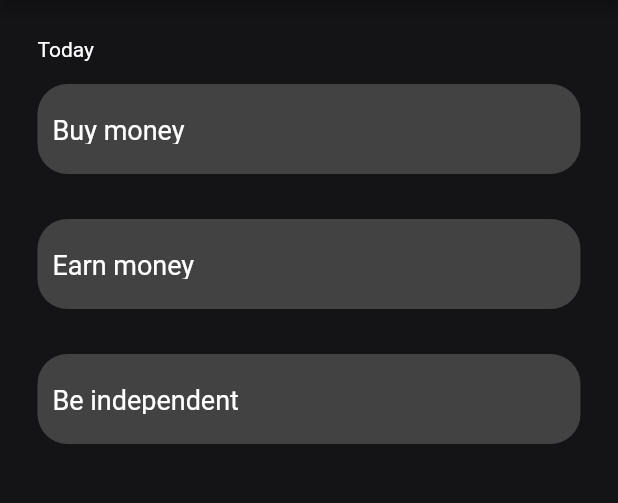
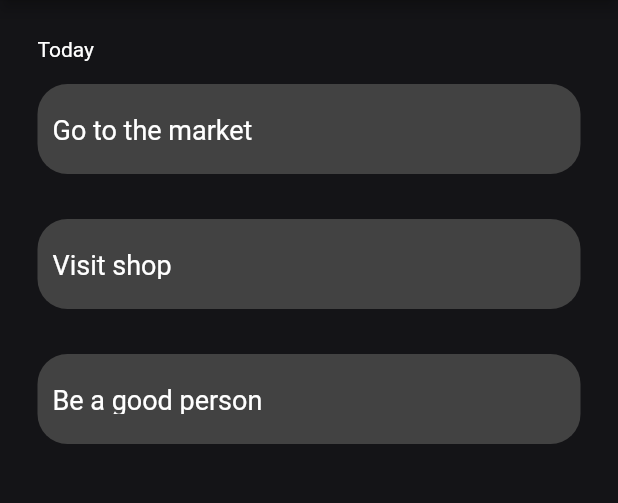
Before and after one commit to iluv27/to_do, a Flutter app: the screen it shows after launch, on a phone screen of 412 x 824 dp, the part 105-608 px from its top. Run offline on Flutter 3.47's test engine with Material 2 defaults, Android fonts, the phone set to English and light mode, and no system bars; our stand-ins replace font_awesome_flutter.

Commit message:
new commit

```diff
--- a/lib/Lists.dart/add_list_widget.dart
+++ b/lib/Lists.dart/add_list_widget.dart
@@ -1,18 +1,7 @@
-import 'package:flutter/cupertino.dart';
 import 'package:to_do/containers.dart';
 
-class CreateList {
-  List<TodoContainers> addNewList = [
-    TodoContainers(todoText: 'Buy money'),
-    TodoContainers(todoText: 'Earn money'),
-    TodoContainers(todoText: 'Be independent'),
-  ];
-  int get listCount {
-    return addNewList.length;
-  }
+class Task {
+  String name;
 
-  void addToCreateList(String newTodoText) {
-    TodoContainers newList = TodoContainers(todoText: newTodoText);
-    return addNewList.add(newList);
-  }
+  Task({required this.name});
 }
--- a/lib/Screens/items_added.dart
+++ b/lib/Screens/items_added.dart
@@ -5,6 +5,7 @@ import 'package:font_awesome_flutter/font_awesome_flutter.dart';
 import 'package:to_do/Screens/add_list.dart';
 import 'package:to_do/constants.dart';
 import 'package:to_do/lists.dart/add_list_widget.dart';
+import 'package:to_do/containers.dart';
 
 class AddItems extends StatefulWidget {
   const AddItems({super.key});
@@ -14,7 +15,16 @@ class AddItems extends StatefulWidget {
 }
 
 class _AddItemsState extends State<AddItems> {
-  CreateList createList = CreateList();
+  // CreateList createList = CreateList();
+
+  List<Task> task = [
+    Task(name: 'Go to the market'),
+    Task(name: 'Visit shop'),
+    Task(name: 'Be a good person'),
+  ];
+
+  TextEditingController newTodoText = TextEditingController();
+
   @override
   Widget build(BuildContext context) {
     return Scaffold(
@@ -34,7 +44,22 @@ class _AddItemsState extends State<AddItems> {
           TextButton(
             onPressed: () {
               Navigator.push(context, MaterialPageRoute(builder: ((context) {
-                return AddList();
+                return AddList(
+                  addCallBack: (() {
+                    setState(() {
+                      // CreateList().addToCreateList(newTodoText.text);'
+                      task.add(Task(name: newTodoText.text));
+                    });
+                    Navigator.pop(context);
+                  }),
+                  addListContainer: AddListContainer(
+                    newTodoText: newTodoText,
+                    changeText: (value) {
+                      newTodoText.text = value.toString();
+                      print(newTodoText.text);
+                    },
+                  ),
+                );
               })));
             },
             style: ButtonStyle(
@@ -56,13 +81,14 @@ class _AddItemsState extends State<AddItems> {
                     children: [
                       Column(
                         children: [
-                          createList.addNewList[index],
+                          // createList.addNewList[index],
+                          TodoContainers(todoText: task[index].name),
                         ],
                       ),
                     ],
                   );
                 },
-                itemCount: createList.listCount,
+                itemCount: task.length,
               ),
             ),
           ],
```
Also changed, not shown: lib/Screens/add_list.dart (+14 -46 lines), lib/containers.dart (+7 -4 lines).
